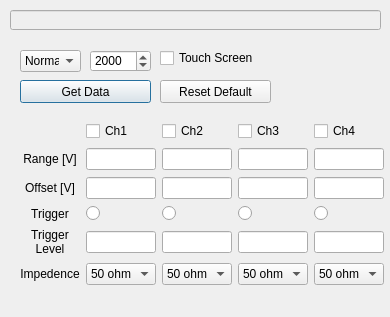
The window that osc_dialog.ui (TripletESR/DAQ_GUI) describes before a commit, drawn with Qt 5.
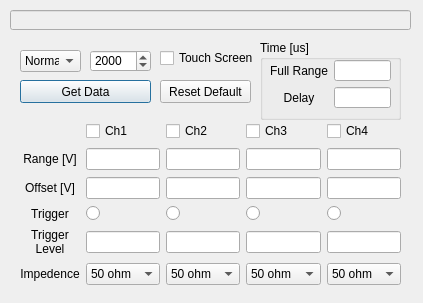
The same window after the commit.

```diff
--- a/osc_dialog.ui
+++ b/osc_dialog.ui
@@ -9,8 +9,8 @@
    <rect>
     <x>0</x>
     <y>0</y>
-    <width>390</width>
-    <height>317</height>
+    <width>423</width>
+    <height>303</height>
    </rect>
   </property>
   <property name="sizePolicy">
@@ -30,7 +30,7 @@
     <rect>
      <x>10</x>
      <y>10</y>
-     <width>371</width>
+     <width>401</width>
      <height>20</height>
     </rect>
    </property>
@@ -95,7 +95,7 @@
     <rect>
      <x>20</x>
      <y>120</y>
-     <width>364</width>
+     <width>381</width>
      <height>171</height>
     </rect>
    </property>
@@ -320,7 +320,7 @@
     <rect>
      <x>160</x>
      <y>80</y>
-     <width>111</width>
+     <width>91</width>
      <height>23</height>
     </rect>
    </property>
@@ -341,6 +341,57 @@
     <string>Touch Screen</string>
    </property>
   </widget>
+  <widget class="QGroupBox" name="groupBox">
+   <property name="geometry">
+    <rect>
+     <x>260</x>
+     <y>40</y>
+     <width>141</width>
+     <height>80</height>
+    </rect>
+   </property>
+   <property name="title">
+    <string>Time [us]</string>
+   </property>
+   <widget class="QWidget" name="gridLayoutWidget_2">
+    <property name="geometry">
+     <rect>
+      <x>10</x>
+      <y>20</y>
+      <width>121</width>
+      <height>48</height>
+     </rect>
+    </property>
+    <layout class="QGridLayout" name="gridLayout_2" rowstretch="0,0,0" rowminimumheight="0,0,0">
+     <item row="0" column="0">
+      <widget class="QLabel" name="label_6">
+       <property name="text">
+        <string>Full Range</string>
+       </property>
+       <property name="alignment">
+        <set>Qt::AlignCenter</set>
+       </property>
+      </widget>
+     </item>
+     <item row="2" column="0">
+      <widget class="QLabel" name="label_7">
+       <property name="text">
+        <string>Delay</string>
+       </property>
+       <property name="alignment">
+        <set>Qt::AlignCenter</set>
+       </property>
+      </widget>
+     </item>
+     <item row="2" column="1">
+      <widget class="QLineEdit" name="lineEdit_timeDelay"/>
+     </item>
+     <item row="0" column="1">
+      <widget class="QLineEdit" name="lineEdit_timeRange"/>
+     </item>
+    </layout>
+   </widget>
+  </widget>
  </widget>
  <resources/>
  <connections/>
```
Left out of the diff: 3 changed lines with no effect on the pictures.
